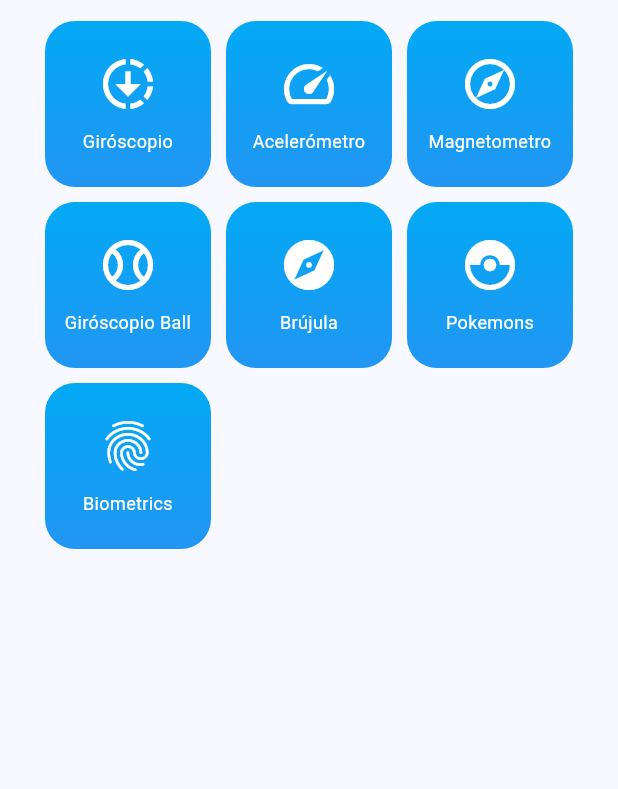
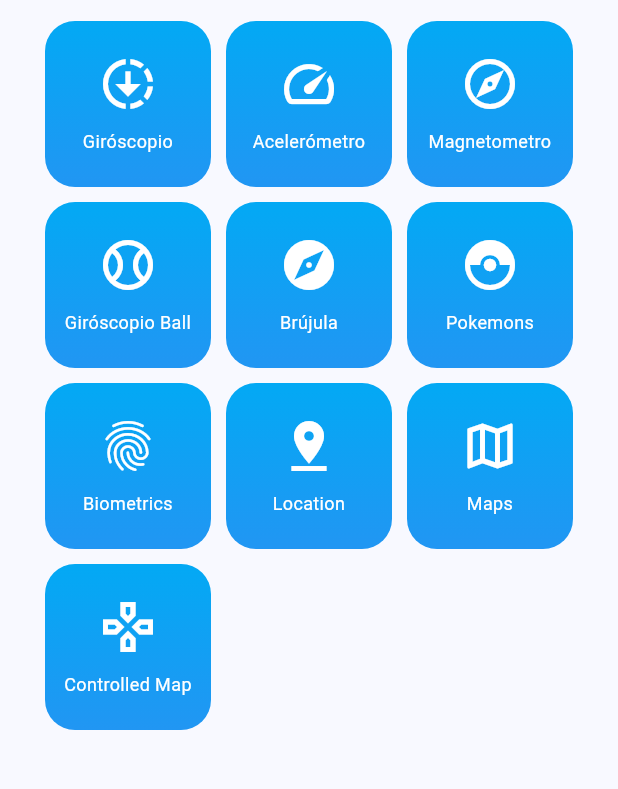
Before and after one commit to DanielDevHN/miscelaneos-flutter, a Flutter app: the screen it shows after launch, on a phone screen of 412 x 824 dp, the part 63-852 px from its top. Run offline on Flutter 3.47's test engine with Material 2 defaults, Android fonts, the phone set to English and light mode, and no system bars; our stand-ins replace dio, flutter_compass, flutter_riverpod, geolocator, go_router, google_fonts and 5 more.

Commit message:
Add new access for location screens|

```diff
--- a/lib/presentation/widgets/shared/main_menu.dart
+++ b/lib/presentation/widgets/shared/main_menu.dart
@@ -22,6 +22,11 @@ final menuItems = <MenuItem>[
   const MenuItem('Brújula', Icons.explore, '/compass'),
   const MenuItem('Pokemons', Icons.catching_pokemon, '/pokemons'),
   const MenuItem('Biometrics', Icons.fingerprint, '/biometrics'),
+
+  //Location
+  const MenuItem('Location', Icons.pin_drop, '/location'),
+  const MenuItem('Maps', Icons.map_outlined, '/maps'),
+  const MenuItem('Controlled Map', Icons.gamepad_outlined, '/controlled-map'),
 ];
 
 class MainMenu extends StatelessWidget {
```
